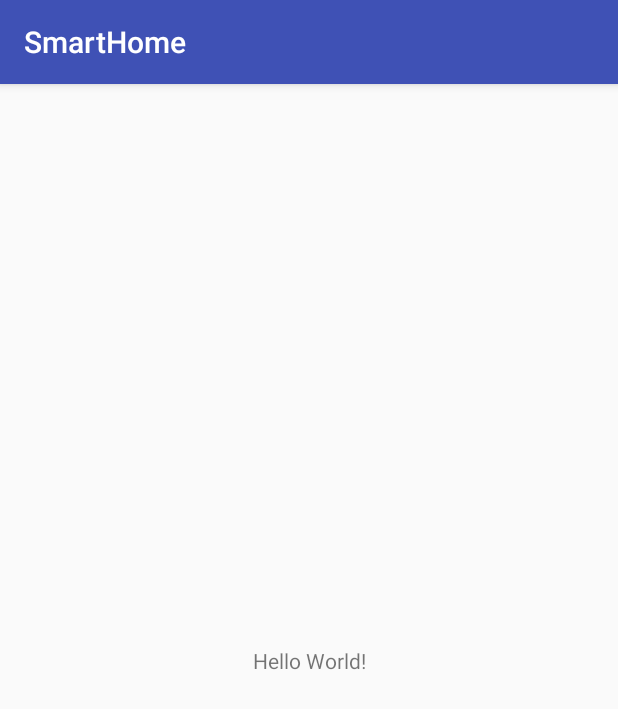
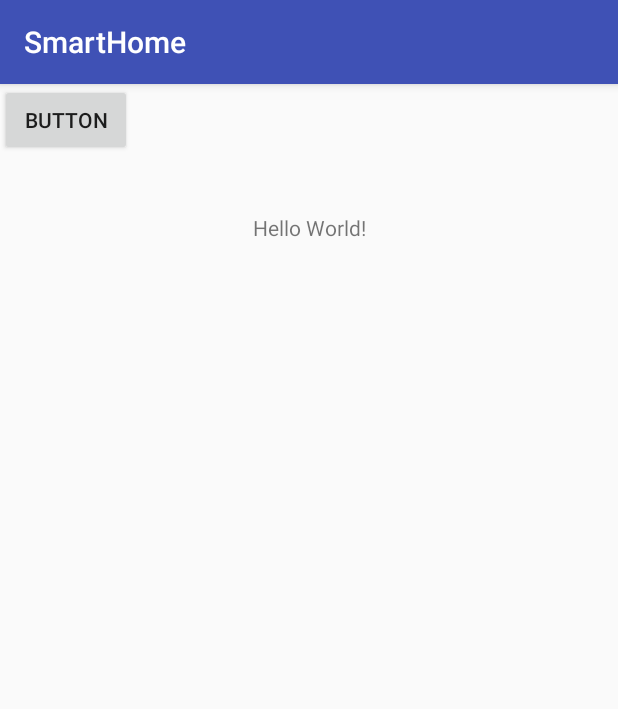
Before and after one commit to CarlosBM99/smarthome, an Android app: the screen it shows after launch (MainActivity), on a phone screen of 412 x 824 dp. Shown: the top 709 px of the screen. Run offline under Robolectric (Android 15) with nearby library versions, the phone set to English and light mode, and no system bars.

Commit message:
Test (NO CHANGES)

```diff
--- a/app/src/main/res/layout/activity_main.xml
+++ b/app/src/main/res/layout/activity_main.xml
@@ -13,6 +13,15 @@
         app:layout_constraintBottom_toBottomOf="parent"
         app:layout_constraintLeft_toLeftOf="parent"
         app:layout_constraintRight_toRightOf="parent"
-        app:layout_constraintTop_toTopOf="parent" />
+        app:layout_constraintTop_toTopOf="parent"
+        app:layout_constraintVertical_bias="0.115" />
+
+    <Button
+        android:id="@+id/button2"
+        android:layout_width="wrap_content"
+        android:layout_height="wrap_content"
+        android:text="Button"
+        tools:layout_editor_absoluteX="154dp"
+        tools:layout_editor_absoluteY="259dp" />
 
 </android.support.constraint.ConstraintLayout>
--- a/build.gradle
+++ b/build.gradle
@@ -7,7 +7,7 @@
         jcenter()
     }
     dependencies {
-        classpath 'com.android.tools.build:gradle:3.1.2'
+        classpath 'com.android.tools.build:gradle:3.2.0'
         classpath 'com.google.gms:google-services:4.0.1'
 
         // NOTE: Do not place your application dependencies here; they belong
```
Also changed, not shown: gradle/wrapper/gradle-wrapper.properties.
